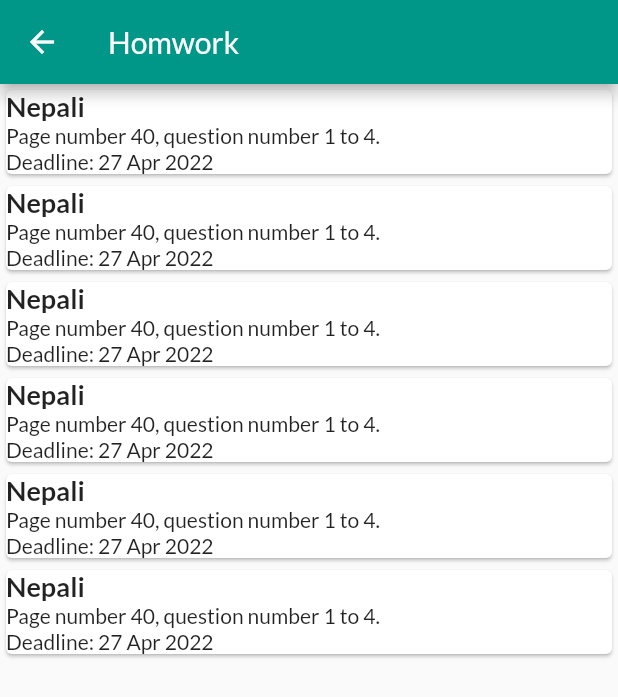
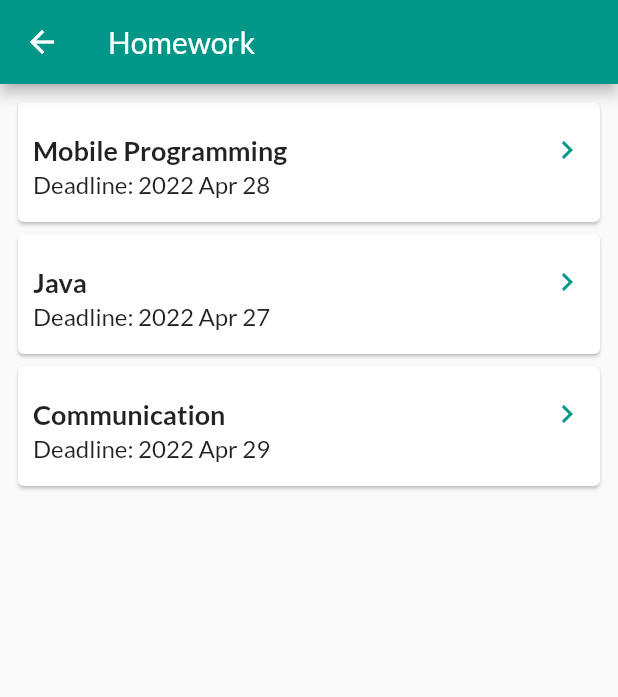
Before and after one commit to sitaitani/30DaysOfFlutter, a Flutter app: the screen it shows after launch, in the side drawer, after a tap on "Homework", on a phone screen of 412 x 824 dp. Shown: the top 697 px of the screen. Run offline on Flutter 3.47's test engine with Material 2 defaults, Android fonts, the phone set to English and light mode, and no system bars; our stand-ins replace firebase_core, firebase_database, google_fonts, share_plus, webview_flutter; accounts and stored records are empty.

Commit message:
Added homework

```diff
--- /dev/null
+++ b/lib/Models/Homework.dart
@@ -0,0 +1,24 @@
+// TODO Implement this library.
+class HomeworkData {
+  String subject = "";
+  String description = "";
+  String deadline = "";
+
+  HomeworkData(String subject, String description, String deadline) {
+    this.subject = subject;
+    this.description = description;
+    this.deadline= deadline;
+  }
+
+  HomeworkData.fromJson(Map<dynamic, dynamic> json) {
+    subject = json['subject'] as String;
+    description = json['description'] as String;
+    description = json['deadline'] as String;
+  }
+
+  Map<String, Object> toJson() => <String, Object>{
+        'subject': subject,
+        'description': description,
+        'deadline': deadline,
+      };
+}
--- a/lib/main.dart
+++ b/lib/main.dart
@@ -3,11 +3,13 @@ import 'package:flutter_application_2/pages/home_page.dart';
 import 'package:flutter_application_2/pages/login_page.dart';
 import 'package:flutter_application_2/utils/routes.dart';
 import 'package:google_fonts/google_fonts.dart';
-//import 'package:firebase_core/firebase_core.dart';
+
+import 'package:firebase_core/firebase_core.dart';
+import 'package:firebase_database/firebase_database.dart';
 
 void main() async {
-  //WidgetsFlutterBinding.ensureInitialized();
-  //await Firebase.initializeApp();
+  WidgetsFlutterBinding.ensureInitialized();
+  await Firebase.initializeApp();
   runApp(MyApp());
 }
 
--- /dev/null
+++ b/lib/widgets/bustrack.dart
@@ -0,0 +1,30 @@
+import 'package:flutter/material.dart';
+import 'package:flutter_application_2/Models/Homework.dart';
+import 'package:flutter_application_2/utils/Style.dart';
+import 'package:flutter_application_2/widgets/emptyWidget.dart';
+
+//import '../Models/Notification.dart';
+
+class bustrack extends StatefulWidget {
+  @override
+  State<bustrack> createState() => _BustrackState();
+}
+
+class _BustrackState extends State<bustrack> {
+  List<bustrack> bustrackmap = [];
+
+  @override
+  void initState() {
+    // TODO: implement initState
+    super.initState();
+  }
+
+  @override
+  Widget build(BuildContext context) {
+    return Scaffold(
+        appBar: AppBar(
+          title: Text("Bus Tracking"),
+        ),
+        body: Center(child: Container( color: Colors.white, child: EmptyWidget("Coming Soon", "Bus tracking feature is coming soon", "comingSoon.jpg"))));
+  }
+}
--- a/lib/widgets/drawer.dart
+++ b/lib/widgets/drawer.dart
@@ -1,5 +1,6 @@
 import 'package:flutter/cupertino.dart';
 import 'package:flutter/material.dart';
+import 'package:flutter_application_2/widgets/bustrack.dart';
 import 'package:flutter_application_2/widgets/notification.dart';
 import 'package:flutter_application_2/widgets/readingmaterial.dart';
 import 'package:flutter_application_2/widgets/routine.dart';
@@ -48,7 +49,7 @@ class MyDrawer extends StatelessWidget {
               ),
               onTap: () => {
                 Navigator.of(context).push(
-                    MaterialPageRoute(builder: (context) => ListViewHomework()))
+                    MaterialPageRoute(builder: (context) => ListviewHomework()))
               },
             ),
             ListTile(
@@ -125,7 +126,12 @@ class MyDrawer extends StatelessWidget {
                 style: TextStyle(
                   color: Colors.black,
                 ),
-                )),
+              ),
+              onTap: () => {
+                Navigator.of(context)
+                    .push(MaterialPageRoute(builder: (context) => bustrack()))
+              },
+            ),
             Divider(
               height: 10,
               thickness: 1,
--- a/lib/widgets/homework.dart
+++ b/lib/widgets/homework.dart
@@ -1,29 +1,122 @@
 import 'package:flutter/material.dart';
+import 'package:flutter_application_2/utils/Style.dart';
+import 'package:flutter_application_2/widgets/homeworkdetail.dart';
+import 'package:flutter_application_2/widgets/webview.dart';
 
-class ListViewHomework extends StatelessWidget {
+import '../Models/Homework.dart';
+import 'emptyWidget.dart';
+
+class ListviewHomework extends StatefulWidget {
+  @override
+  State<ListviewHomework> createState() => _ListviewHomeworkState();
+}
+
+class _ListviewHomeworkState extends State<ListviewHomework> {
+  List<HomeworkData> homeworkdataList = [];
+
+  @override
+  void initState() {
+    // TODO: implement initState
+    super.initState();
+    testHomeworkData();
+  }
+
+  void testHomeworkData() {
+    final testHomeworkData = [
+      HomeworkData("Mobile Programming",
+          "Question 1, Question 7 and Question of chapter 2", "2022 Apr 28"),
+      HomeworkData("Java", "Question 1, Question 7 and Question of chapter 2",
+          "2022 Apr 27"),
+      HomeworkData("Communication",
+          "Question 1, Question 7 and Question of chapter 2", "2022 Apr 29"),
+    ];
+
+    setState(() {
+      homeworkdataList = testHomeworkData;
+    });
+  }
+
   @override
   Widget build(BuildContext context) {
     return Scaffold(
       appBar: AppBar(
-        title: Text("Homwork"),
+        title: Text("Homework"),
       ),
-      body: ListView.builder(
-          itemCount: 6,
+      body: homeworkdataList.isEmpty
+          ? Container(
+              color: Colors.white,
+              child: EmptyWidget(
+                  "No Reading Materials",
+                  "Currently threre are no reading materials available.",
+                  "empty.jpg"))
+          : Container(
+              padding: EdgeInsets.all(8),
+              child: ListView.builder(
+                  itemCount: homeworkdataList.length,
                   itemBuilder: (BuildContext context, int index) {
-            return Card(
+                    return GestureDetector(
+                      onTap: () {
+                        Navigator.of(context).push(MaterialPageRoute(
+                            builder: (context) => homeworkdetail()));
+                      },
+                      child: Card(
+                          child: Padding(
+                        padding: const EdgeInsets.only(
+                            left: 10.0, right: 10.0, top: 20, bottom: 15),
+                        child: Container(
                           child: Column(
                             crossAxisAlignment: CrossAxisAlignment.start,
-              mainAxisAlignment: MainAxisAlignment.start,
-              children: [
+                            children: <Widget>[
+                              Container(
+                                child: Row(
+                                  children: <Widget>[
+                                    //*Image
+                                    Expanded(
+                                      child: Row(
+                                        children: <Widget>[
+                                          //*Title
+                                          Expanded(
+                                            child: Column(
+                                              crossAxisAlignment:
+                                                  CrossAxisAlignment.start,
+                                              children: <Widget>[
                                                 Text(
-                  "Nepali",
-                  style: TextStyle(fontSize: 18, fontWeight: FontWeight.bold),
+                                                  homeworkdataList[index]
+                                                      .subject,
+                                                  style: Style.titleStyle,
+                                                  overflow:
+                                                      TextOverflow.ellipsis,
+                                                  maxLines: 2,
                                                 ),
-                Text("Page number 40, question number 1 to 4."),
-                Text("Deadline: 27 Apr 2022")
                                               ],
-            ));
+                                            ),
+                                          ),
+
+                                          Icon(
+                                            Icons.chevron_right_outlined,
+                                            color: Colors.teal,
+                                          )
+                                        ],
+                                      ),
+                                    ),
+
+                                    //* Scroe
+                                  ],
+                                ),
+                              ),
+                              Text(
+                                "Deadline: " + homeworkdataList[index].deadline,
+                                style: Style.normalContentStyle,
+                                overflow: TextOverflow.ellipsis,
+                                maxLines: 2,
+                              ),
+                            ],
+                          ),
+                        ),
+                      )),
+                    );
                   }),
+            ),
     );
   }
 }
--- /dev/null
+++ b/lib/widgets/homeworkdetail.dart
@@ -0,0 +1,30 @@
+import 'package:flutter/material.dart';
+import 'package:flutter_application_2/Models/Homework.dart';
+import 'package:flutter_application_2/utils/Style.dart';
+import 'package:flutter_application_2/widgets/emptyWidget.dart';
+
+//import '../Models/Notification.dart';
+
+class homeworkdetail extends StatefulWidget {
+  @override
+  State<homeworkdetail> createState() => _HomeworkdetailState();
+}
+
+class _HomeworkdetailState extends State<homeworkdetail> {
+  List<HomeworkData> homeworklist = [];
+
+  @override
+  void initState() {
+    // TODO: implement initState
+    super.initState();
+  }
+
+  @override
+  Widget build(BuildContext context) {
+    return Scaffold(
+        appBar: AppBar(
+          title: Text("Homework Detail"),
+        ),
+        body: Text("Detail"));
+  }
+}
```
Also changed, not shown: lib/widgets/notification.dart (line endings or trailing spaces). Lines whose indentation alone changed are shown as unchanged.
